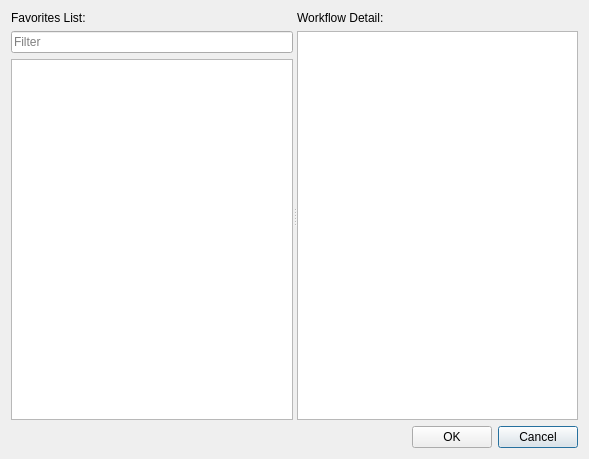
Above: orch_favorites_dialog.ui from robert6757/qgis-geo-knowledge-ai before the change. Below: the same form after it.
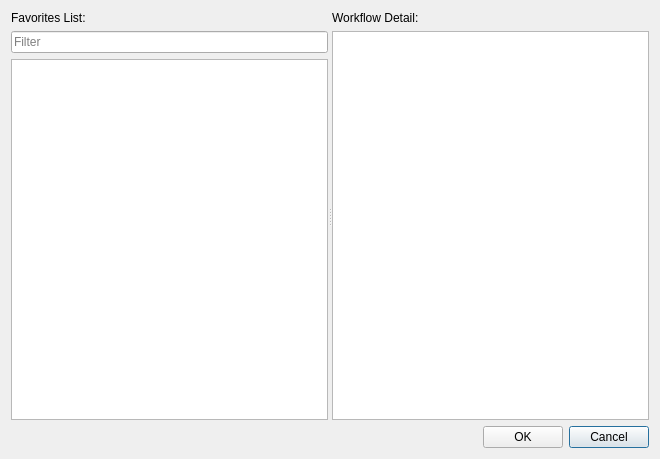
That is the form after the change.

Commit message: Improve the favorites dialog box

```diff
--- a/orch_favorites_dialog.ui
+++ b/orch_favorites_dialog.ui
@@ -6,7 +6,7 @@
    <rect>
     <x>0</x>
     <y>0</y>
-    <width>589</width>
+    <width>660</width>
     <height>459</height>
    </rect>
   </property>
```
Left out of the diff: 2 changed lines with no effect on the pictures. The commit also changes 1 other file.
